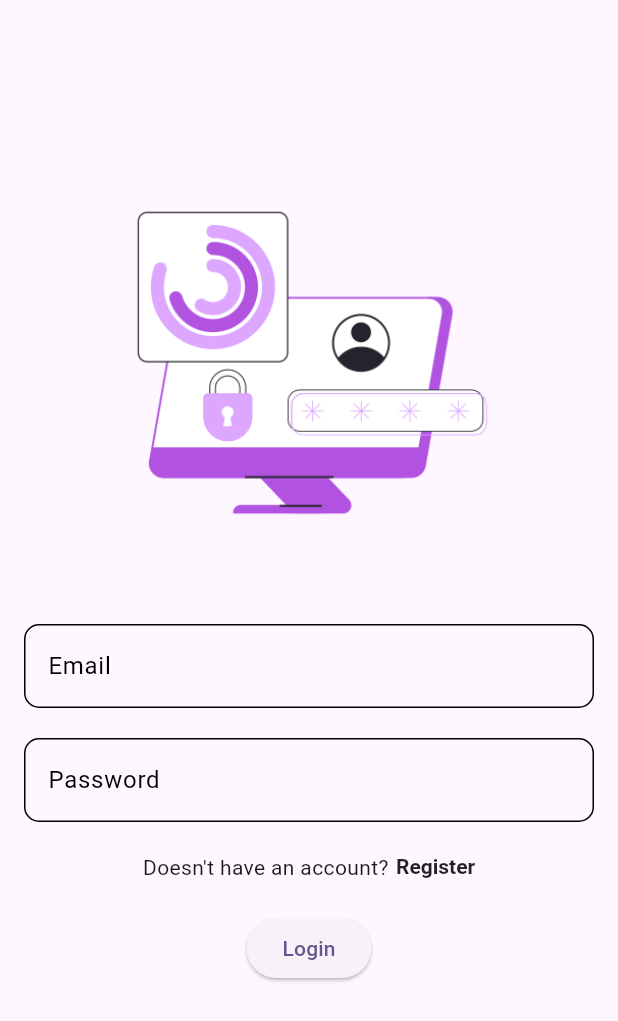
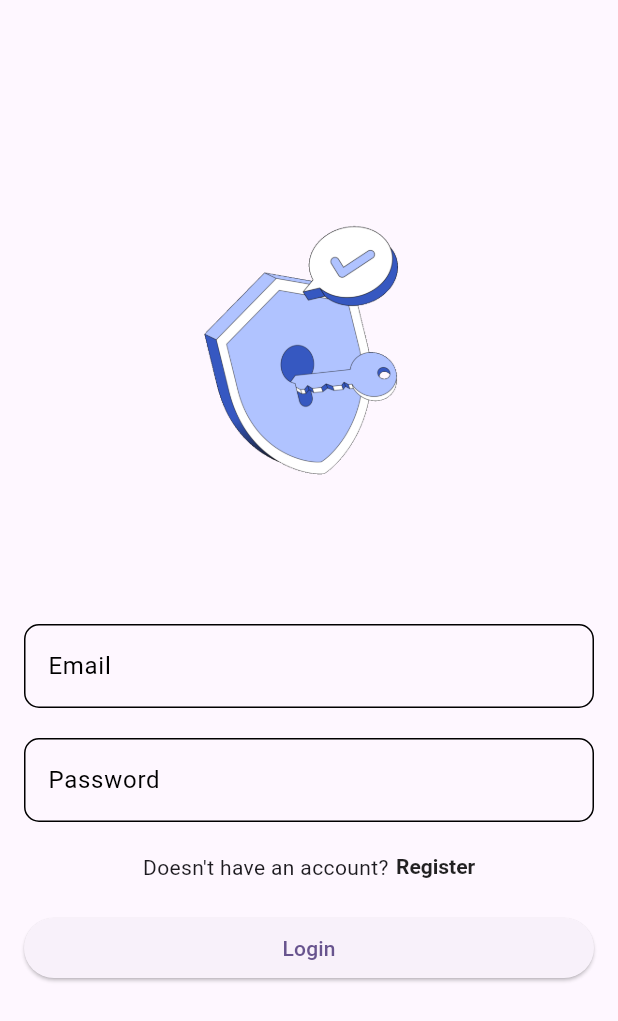
Before and after one commit to joshanjohn/TelMe, a Flutter app: the screen it shows after launch, on a phone screen of 412 x 824 dp. Shown: the top 1021 px of the screen. Run offline on Flutter 3.47's test engine with Material 3 defaults, Android fonts, the phone set to English and light mode, and no system bars; our stand-ins replace cloud_firestore, firebase_auth, firebase_core, go_router, shared_preferences, slide_to_act; missing offline and left inert: flutter_phone_direct_caller; accounts and stored records are empty.

Commit message:
Introduce Image string class file under constants and restructured asset images and icons

```diff
--- /dev/null
+++ b/telme/lib/constants/Image_string.dart
@@ -0,0 +1,6 @@
+class AppImages{
+
+  static const loginImage = "assets/images/auth/signIn.gif";
+
+static const shiftIcon = "assets/icons/shift.png";
+}
--- a/telme/lib/views/auth/login.dart
+++ b/telme/lib/views/auth/login.dart
@@ -1,4 +1,5 @@
 import 'package:flutter/material.dart';
+import 'package:telme/constants/Image_string.dart';
 import 'package:telme/services/auth_services/auth_service.dart';
 import 'package:telme/views/widgets/common/custom_textfield.dart';
 
@@ -30,13 +31,13 @@ class _LoginState extends State<Login> {
             children: [
               const SizedBox(height: 100), // Add some spacing at the top
               Image.asset(
-                'assets/signin.png',
+                AppImages.loginImage,
                 width: 250,
                 height: 250,
               ),
               const SizedBox(
-                  height:
-                      50), // Add some spacing between the image and the form
+                height: 50,
+              ), // Add some spacing between the image and the form
               Form(
                 key: _authKey,
                 child: Column(
@@ -88,7 +89,9 @@ class _LoginState extends State<Login> {
 
                     const SizedBox(height: 20),
 
-                    ElevatedButton(
+                    SizedBox(
+                      width: double.infinity,
+                      child: ElevatedButton(
                         onPressed: () {
                           if (_authKey.currentState!.validate()) {
                             _authService.login(_emailController.text.trim(),
@@ -96,6 +99,7 @@ class _LoginState extends State<Login> {
                           }
                         },
                         child: const Text('Login'),
+                      ),
                     ),
                     const SizedBox(height: 20),
                   ],
--- a/telme/lib/views/sections/shift/shift.dart
+++ b/telme/lib/views/sections/shift/shift.dart
@@ -1,4 +1,5 @@
 import 'package:flutter/material.dart';
+import 'package:telme/constants/Image_string.dart';
 import 'package:telme/views/widgets/shift/list_of_shifts.dart';
 
 class ShiftSection extends StatelessWidget {
@@ -30,7 +31,7 @@ class ShiftSection extends StatelessWidget {
           crossAxisAlignment: CrossAxisAlignment.end,
           children: [
             Image.asset(
-              'assets/shift.png',
+             AppImages.shiftIcon,
               width: 40,
               height: 40,
             ),
```
Also changed, not shown: telme/pubspec.yaml (+3 -55 lines), telme/assets/icons/shift.png (renamed from telme/assets/shift.png), telme/assets/images/auth/signIn.gif (added), telme/assets/signin.png (deleted), telme/assets/signup.png (deleted), 2 other files. Lines whose indentation alone changed are shown as unchanged.
